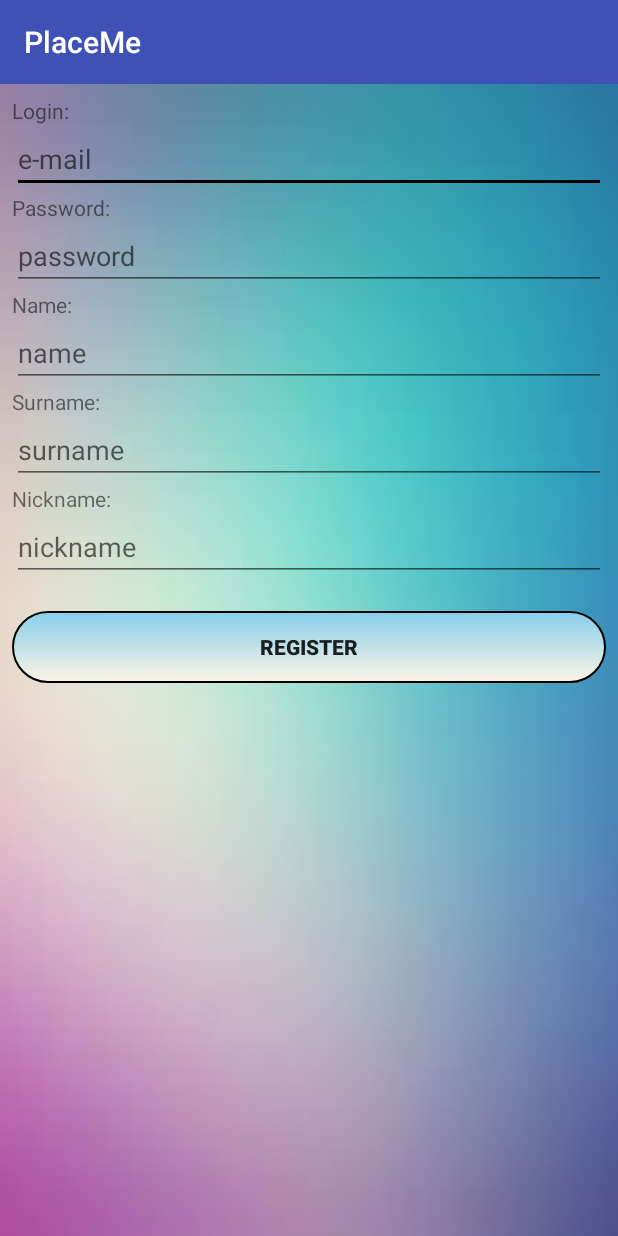
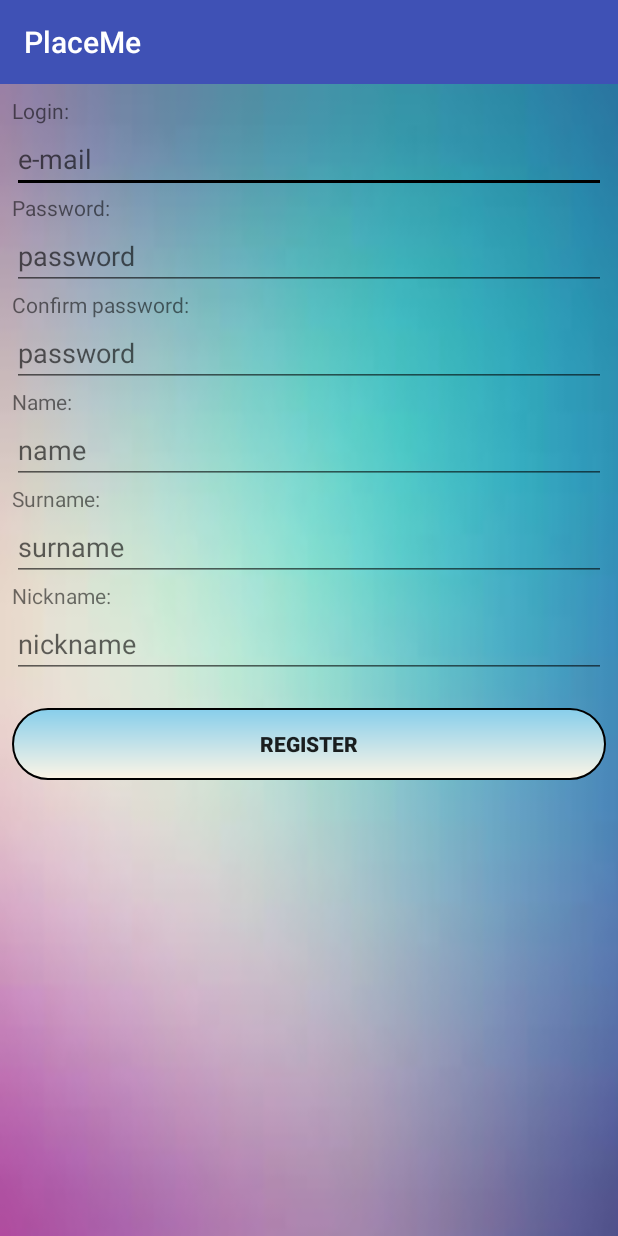
Before and after one commit to Hotckiss/PlaceMe, an Android app: the RegisterActivity screen opened directly, with no data from a screen before it, on a phone screen of 412 x 824 dp. Run offline under Robolectric (Android 15) with nearby library versions, the light colour scheme and no system bars.

Commit message:
fix bugs

```diff
--- a/PlaceMeDemo/app/src/main/java/placeme/ru/placemedemo/core/database/DatabaseManager.java
+++ b/PlaceMeDemo/app/src/main/java/placeme/ru/placemedemo/core/database/DatabaseManager.java
@@ -192,6 +192,9 @@ public class DatabaseManager {
             @Override
             public void onDataChange(DataSnapshot dataSnapshot) {
                 String places = dataSnapshot.getValue().toString();
+                if(places == null || places.equals("")) {
+                    mDatabaseReference.setValue(placeId);
+                } else {
                     boolean wasAlreadyAddedToFavourite = false;
                     for (String str : places.split(",")) {
                         if (str.equals(placeId)) {
@@ -203,6 +206,7 @@ public class DatabaseManager {
                         String newFavouritePlacesList = places + "," + placeId;
                         mDatabaseReference.setValue(newFavouritePlacesList);
 
+                    }
                 }
             }
         });
--- a/PlaceMeDemo/app/src/main/res/layout/activity_register.xml
+++ b/PlaceMeDemo/app/src/main/res/layout/activity_register.xml
@@ -43,6 +43,20 @@
 
         <EditText
             android:id="@+id/tePassword"
+            android:layout_width="match_parent"
+            android:layout_height="wrap_content"
+            android:ems="10"
+            android:hint="password"
+            android:inputType="textPassword" />
+
+        <TextView
+            android:id="@+id/tvConfirmPassword"
+            android:layout_width="match_parent"
+            android:layout_height="wrap_content"
+            android:text="" />
+
+        <EditText
+            android:id="@+id/teConfirmPassword"
             android:layout_width="match_parent"
             android:layout_height="wrap_content"
             android:ems="10"
--- a/PlaceMeDemo/app/src/main/res/values/strings.xml
+++ b/PlaceMeDemo/app/src/main/res/values/strings.xml
@@ -106,9 +106,16 @@
     <!--- Register activity -->
     <string name="register_login">Login:</string>
     <string name="register_password">Password:</string>
+    <string name="register_confirm_password">Confirm password:</string>
     <string name="register_name">Name:</string>
     <string name="register_surname">Surname:</string>
     <string name="register_nickname">Nickname:</string>
+    <string name="register_problems">Problems with registration</string>
+    <string name="register_login_dog">Login must contains \'\@\'!</string>
+    <string name="register_digits">Password must contains at least 3 digits!</string>
+    <string name="register_letters">Password must contains at least 5 letters!</string>
+    <string name="register_big_letter">Password must contains at least one big letter!</string>
+    <string name="register_equals">Passwords are nor equal!</string>
 
     <!--- User answers -->
     <string name="answer_yes">Yes!</string>
```
Also changed, not shown: PlaceMeDemo/app/src/main/java/placeme/ru/placemedemo/ui/RegisterActivity.java (+77 -6 lines), PlaceMeDemo/app/src/main/java/placeme/ru/placemedemo/ui/views/PlacesListViewFragment.java (+12 -6 lines). Lines whose indentation alone changed are shown as unchanged.
